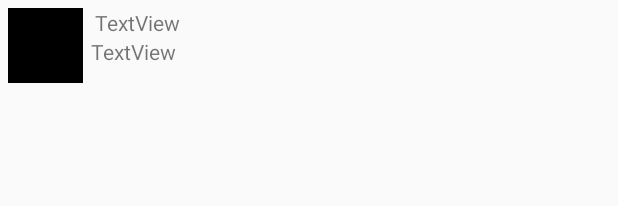
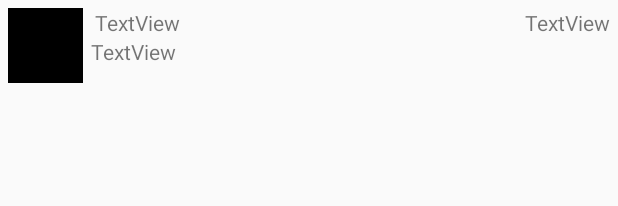
Before and after one commit to cheygaima/Twitter, an Android app: the layout item_tweet.xml on its own in the app's theme, with its tools: preview values and no code run, on a phone screen of 412 x 824 dp. Shown: the top 206 px of the screen. Run offline under Robolectric (Android 15) with nearby library versions, the phone set to English and light mode, and no system bars.

Commit message:
timestamp worksgit add .

```diff
--- a/app/src/main/java/com/codepath/apps/restclienttemplate/LoginActivity.java
+++ b/app/src/main/java/com/codepath/apps/restclienttemplate/LoginActivity.java
@@ -5,6 +5,7 @@ import android.os.AsyncTask;
 import android.os.Bundle;
 import android.view.Menu;
 import android.view.View;
+import android.widget.Toast;
 
 import com.codepath.apps.restclienttemplate.models.SampleModel;
 import com.codepath.apps.restclienttemplate.models.SampleModelDao;
@@ -54,6 +55,7 @@ public class LoginActivity extends OAuthLoginActionBarActivity<TwitterClient> {
 	// i.e Display an error dialog or toast
 	@Override
 	public void onLoginFailure(Exception e) {
+		Toast.makeText(this, "Failing!", Toast.LENGTH_LONG).show();
 		e.printStackTrace();
 	}
 
--- a/app/src/main/java/com/codepath/apps/restclienttemplate/TimelineActivity.java
+++ b/app/src/main/java/com/codepath/apps/restclienttemplate/TimelineActivity.java
@@ -101,4 +101,6 @@ public class TimelineActivity extends AppCompatActivity {
             }
         }); //get data from the twitter api
     }
+
+
 }
--- a/app/src/main/java/com/codepath/apps/restclienttemplate/TweetAdapter.java
+++ b/app/src/main/java/com/codepath/apps/restclienttemplate/TweetAdapter.java
@@ -49,6 +49,7 @@ public class TweetAdapter extends RecyclerView.Adapter<TweetAdapter.ViewHolder>
         //populate the views according to this data
         holder.tvUsername.setText(tweet.user.name);
         holder.tvBody.setText(tweet.body);
+        holder.tvTimestamp.setText(tweet.relativeDate);
 
         Glide.with(context).load(tweet.user.profileImageUrl).into(holder.ivProfileImage);
     }
@@ -66,6 +67,7 @@ public class TweetAdapter extends RecyclerView.Adapter<TweetAdapter.ViewHolder>
         public ImageView ivProfileImage;
         public TextView tvUsername;
         public TextView tvBody;
+        public TextView tvTimestamp;
 
         public ViewHolder(View itemView)
         {
@@ -75,6 +77,7 @@ public class TweetAdapter extends RecyclerView.Adapter<TweetAdapter.ViewHolder>
             ivProfileImage = (ImageView) itemView.findViewById(R.id.ivProfileImage);
             tvUsername = (TextView) itemView.findViewById(R.id.tvUserName);
             tvBody = (TextView) itemView.findViewById(R.id.tvBody);
+            tvTimestamp = (TextView) itemView.findViewById(R.id.tvTimestamp);
         }
     }
 
--- a/app/src/main/res/layout/item_tweet.xml
+++ b/app/src/main/res/layout/item_tweet.xml
@@ -32,4 +32,12 @@
         android:layout_marginLeft="5dp"
         android:layout_toEndOf="@+id/ivProfileImage"
         android:text="TextView" />
+
+    <TextView
+        android:id="@+id/tvTimestamp"
+        android:layout_width="wrap_content"
+        android:layout_height="wrap_content"
+        android:layout_alignParentEnd="true"
+        android:layout_alignParentTop="true"
+        android:text="TextView" />
 </RelativeLayout>
```
Also changed, not shown: app/src/main/java/com/codepath/apps/restclienttemplate/models/Tweet.java (+27 -0 lines).
